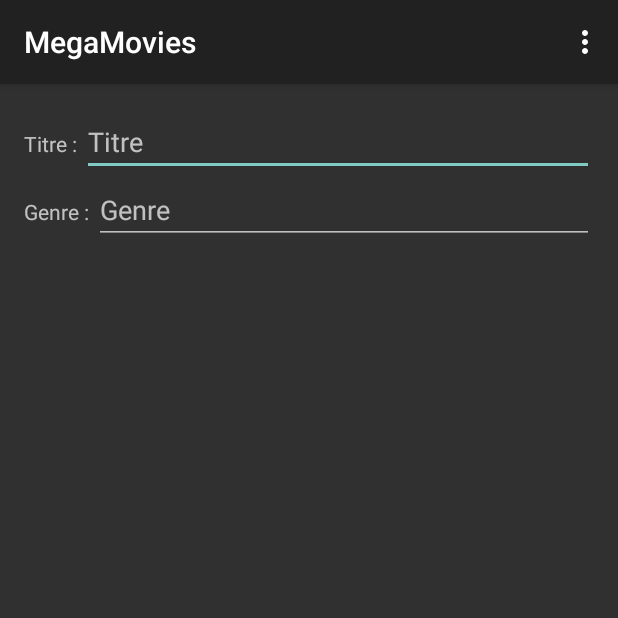
After one commit to hpruvot/DevAndroid, an Android app: the AddEditMovieActivity screen opened directly, with no data from a screen before it, on a phone screen of 412 x 824 dp, the top half of it. The commit adds this screen. Run offline under Robolectric (Android 15) with nearby library versions, the phone set to English and light mode, and no system bars.

Commit message:
Update Add / Edit

```diff
--- /dev/null
+++ b/MegaMovies/app/src/main/java/com/example/megamovies/app/controller/AddEditMovieActivity.java
@@ -0,0 +1,90 @@
+package com.example.megamovies.app.controller;
+
+import android.content.ContentValues;
+import android.content.Intent;
+import android.database.Cursor;
+import android.net.Uri;
+import android.os.Bundle;
+import android.support.v7.app.ActionBarActivity;
+import android.view.Menu;
+import android.view.MenuItem;
+import android.widget.EditText;
+
+import com.example.megamovies.app.R;
+import com.example.megamovies.app.model.DB;
+import com.example.megamovies.app.model.Provider;
+
+public class AddEditMovieActivity extends ActionBarActivity {
+
+    private EditText title;
+    private EditText gender;
+
+    private boolean isEditing = false;
+    private long id;
+
+    @Override
+    protected void onCreate(Bundle savedInstanceState) {
+        super.onCreate(savedInstanceState);
+        setContentView(R.layout.activity_add_edit_movie);
+
+
+        Intent intent = getIntent();
+        id = intent.getLongExtra(DisplayMovieActivity.ID, -1);
+
+        title = (EditText) findViewById(R.id.movie_title_edit);
+        gender = (EditText) findViewById(R.id.movie_gender_edit);
+
+        if (id != -1)
+            displayValues();
+
+    }
+
+    private void displayValues() {
+        isEditing = true;
+
+        //On récupère le film
+        Cursor c = getContentResolver().query(Uri.parse(Provider.uriMovieID + "/" + id), null, null, null, null);
+        c.moveToFirst();
+
+        // titre
+        title.setText(c.getString(c.getColumnIndex(DB.Film.TITLE)));
+        // genre
+        gender.setText(c.getString(c.getColumnIndex(DB.Film.GENDER)));
+    }
+
+    @Override
+    public boolean onCreateOptionsMenu(Menu menu) {
+
+        // Inflate the menu; this adds items to the action bar if it is present.
+        getMenuInflater().inflate(R.menu.add_edit_menu, menu);
+        return true;
+    }
+
+    @Override
+    public boolean onOptionsItemSelected(MenuItem item) {
+        // Handle action bar item clicks here. The action bar will
+        // automatically handle clicks on the Home/Up button, so long
+        // as you specify a parent activity in AndroidManifest.xml.
+        int id = item.getItemId();
+        if (id == R.id.action_save) {
+
+            ContentValues movie = new ContentValues();
+            movie.put(DB.Film.TITLE, title.getText().toString());
+            movie.put(DB.Film.GENDER, gender.getText().toString());
+
+            if (isEditing) {
+                this.getContentResolver().update(Uri.parse(Provider.uriMovieID + "/" + this.id), movie, null, null);
+                Intent intent= new Intent(AddEditMovieActivity.this, DisplayMovieActivity.class);
+                setResult(RESULT_OK, intent);
+            }
+            else
+                this.getContentResolver().insert(Provider.CONTENT_URI_MOVIE_ADD, movie);
+
+            finish();
+
+            return true;
+        }
+        return super.onOptionsItemSelected(item);
+    }
+
+}
--- a/MegaMovies/app/src/main/java/com/example/megamovies/app/DB.java
+++ b/MegaMovies/app/src/main/java/com/example/megamovies/app/model/DB.java
@@ -1,4 +1,4 @@
-package com.example.megamovies.app;
+package com.example.megamovies.app.model;
 
 public class DB {
 
--- a/MegaMovies/app/src/main/java/com/example/megamovies/app/DatabaseHelper.java
+++ b/MegaMovies/app/src/main/java/com/example/megamovies/app/model/DatabaseHelper.java
@@ -1,4 +1,4 @@
-package com.example.megamovies.app;
+package com.example.megamovies.app.model;
 
 import android.content.Context;
 import android.database.sqlite.SQLiteDatabase;
@@ -18,7 +18,6 @@ public class DatabaseHelper extends SQLiteOpenHelper{
 	public static final String CONTENT_MINE = "vnd.android.cursor.item/vnd.example.megamovie";
 
 
-
 	public DatabaseHelper(Context context) {
 		super(context, BD_NAME, null, VERSION);
 	}
@@ -35,5 +34,4 @@ public class DatabaseHelper extends SQLiteOpenHelper{
 		Log.i("DatabaseHelper","DatabaseHelper.onUpgrade()");
 		onCreate(db);
 	}
-
 }
--- /dev/null
+++ b/MegaMovies/app/src/main/res/layout/activity_add_edit_movie.xml
@@ -0,0 +1,45 @@
+<LinearLayout xmlns:android="http://schemas.android.com/apk/res/android"
+    xmlns:tools="http://schemas.android.com/tools"
+    android:layout_width="match_parent"
+    android:layout_height="match_parent"
+    android:paddingLeft="@dimen/activity_horizontal_margin"
+    android:paddingRight="@dimen/activity_horizontal_margin"
+    android:paddingTop="@dimen/activity_vertical_margin"
+    android:paddingBottom="@dimen/activity_vertical_margin"
+    android:orientation="vertical">
+
+    <LinearLayout
+        android:layout_width="fill_parent"
+        android:layout_height="wrap_content">
+
+        <TextView
+            android:text="Titre : "
+            android:layout_width="wrap_content"
+            android:layout_height="wrap_content" />
+        <EditText
+            android:id="@+id/movie_title_edit"
+            android:layout_width="fill_parent"
+            android:layout_height="wrap_content"
+            android:hint="Titre"
+            android:inputType="text" />
+
+    </LinearLayout>
+
+    <LinearLayout
+        android:layout_width="fill_parent"
+        android:layout_height="wrap_content">
+
+        <TextView
+            android:text="Genre : "
+            android:layout_width="wrap_content"
+            android:layout_height="wrap_content" />
+        <EditText
+            android:id="@+id/movie_gender_edit"
+            android:layout_width="fill_parent"
+            android:layout_height="wrap_content"
+            android:hint="Genre"
+            android:inputType="text" />
+
+    </LinearLayout>
+
+</LinearLayout>
--- a/MegaMovies/app/src/main/res/layout/activity_main.xml
+++ b/MegaMovies/app/src/main/res/layout/activity_main.xml
@@ -8,7 +8,7 @@
     android:paddingBottom="@dimen/activity_vertical_margin"
     android:background="@drawable/avatar_bg"
     android:orientation="vertical"
-    tools:context="com.example.megamovies.app.MainActivity">
+    tools:context="com.example.megamovies.app.controller.MainActivity">
 
     <LinearLayout
         android:layout_width="fill_parent"
--- /dev/null
+++ b/MegaMovies/app/src/main/res/menu/add_edit_menu.xml
@@ -0,0 +1,11 @@
+<menu xmlns:android="http://schemas.android.com/apk/res/android"
+    xmlns:app="http://schemas.android.com/apk/res-auto"
+    xmlns:tools="http://schemas.android.com/tools"
+    tools:context="com.example.megamovies.app.controller.MainActivity" >
+
+    <item android:id="@+id/action_save"
+        android:title="@string/action_save"
+        android:icon="@android:drawable/ic_menu_save"
+        android:orderInCategory="100"
+        android:showAsAction="ifRoom|never" />
+</menu>
--- a/MegaMovies/app/src/main/res/values/strings.xml
+++ b/MegaMovies/app/src/main/res/values/strings.xml
@@ -21,6 +21,9 @@
     <string name="movie_synopsis_text">Malgré sa paralysie, Jake Sully, un ancien marine immobilisé dans un fauteuil roulant, est resté un combattant au plus profond de son être. Il est recruté pour se rendre à des années-lumière de la Terre, sur Pandora, où de puissants groupes industriels exploitent un minerai rarissime destiné à résoudre la crise énergétique sur Terre. Parce que l\'atmosphère de Pandora est toxique pour les humains, ceux-ci ont créé le Programme Avatar, qui permet à des " pilotes " humains de lier leur esprit à un avatar, un corps biologique commandé à distance, capable de survivre dans cette atmosphère létale. Ces avatars sont des hybrides créés génétiquement en croisant l\'ADN humain avec celui des Na\'vi, les autochtones de Pandora...</string>
     <string name="movie_look">Regarder</string>
 
-    <string name="action_settings">Settings</string>
+    <string name="action_delete">Delete</string>
+    <string name="action_edit">Edit</string>
+    <string name="action_add">Add</string>
+    <string name="action_save">Save</string>
 
 </resources>
```
Also changed, not shown: MegaMovies/app/src/main/AndroidManifest.xml (+8 -3 lines), MegaMovies/app/src/main/java/com/example/megamovies/app/DisplayMovie.java (deleted, +0 -65 lines), MegaMovies/app/src/main/java/com/example/megamovies/app/controller/DisplayMovieActivity.java (added, +112 -0 lines), MegaMovies/app/src/main/java/com/example/megamovies/app/controller/MainActivity.java (renamed from MegaMovies/app/src/main/java/com/example/megamovies/app/MainActivity.java, +83 -35 lines), MegaMovies/app/src/main/java/com/example/megamovies/app/model/Provider.java (renamed from MegaMovies/app/src/main/java/com/example/megamovies/app/Provider.java, +26 -71 lines), MegaMovies/app/src/main/res/menu/display_menu.xml (added, +17 -0 lines), MegaMovies/app/src/main/res/menu/list_menu.xml (added, +11 -0 lines), MegaMovies/app/src/main/res/menu/main.xml (deleted, +0 -10 lines).
